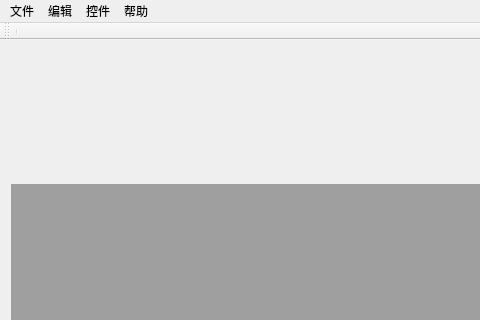
The window that mainwindow.ui (rienmu/NTPSC) describes before a commit, drawn with Qt 5; both pictures show x 0 to 480 and y 0 to 320 of the 997 by 617 pixel window.
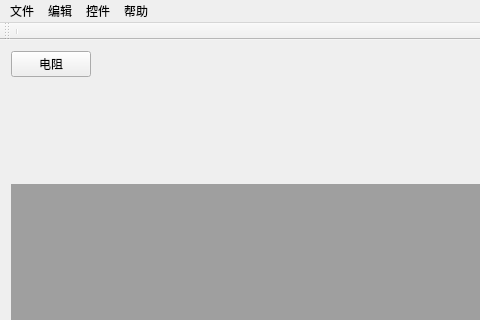
The same window after the commit.

What changed in the file:
```diff
--- a/mainwindow.ui
+++ b/mainwindow.ui
@@ -18,6 +18,25 @@
     <item row="0" column="0" alignment="Qt::AlignBottom">
      <widget class="QMdiArea" name="mian_mdiArea"/>
     </item>
+    <item row="0" column="0" alignment="Qt::AlignLeft|Qt::AlignTop">
+     <widget class="QPushButton" name="pushButton">
+      <property name="maximumSize">
+       <size>
+        <width>979</width>
+        <height>16777215</height>
+       </size>
+      </property>
+      <property name="layoutDirection">
+       <enum>Qt::LeftToRight</enum>
+      </property>
+      <property name="text">
+       <string>电阻</string>
+      </property>
+      <property name="shortcut">
+       <string extracomment="电阻"/>
+      </property>
+     </widget>
+    </item>
    </layout>
   </widget>
   <widget class="QMenuBar" name="menuBar">
```
Left out of the diff: 4 changed lines with no effect on the pictures.
